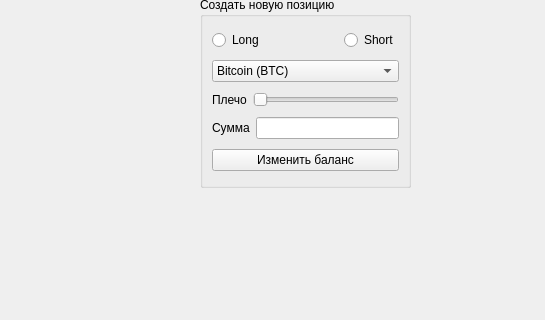
GudAlex61/Demo-trading-c-project, file demo-trading/mainwindow.ui: the form before one commit; both pictures show x 0 to 545 and y 83 to 403 of the 691 by 600 pixel window.
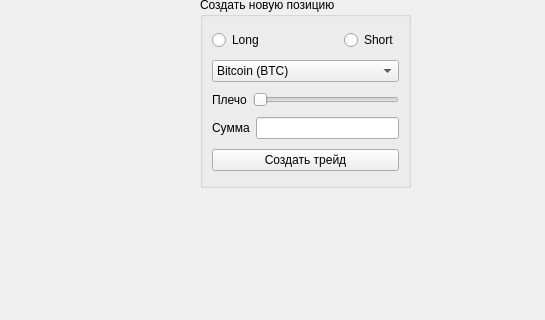
The form after the commit.

Patch:
```diff
--- a/demo-trading/mainwindow.ui
+++ b/demo-trading/mainwindow.ui
@@ -122,7 +122,7 @@
      <item>
       <widget class="QPushButton" name="pushButton">
        <property name="text">
-        <string>Изменить баланс</string>
+        <string>Создать трейд</string>
        </property>
       </widget>
      </item>
```
Left out of the diff: 8 changed lines with no effect on the pictures.
